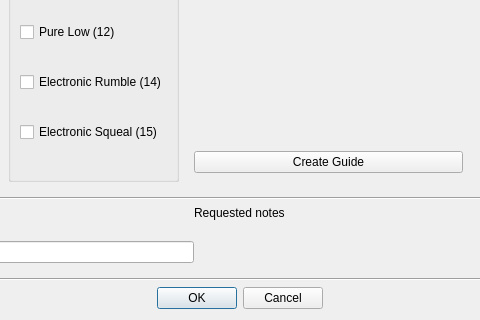
Above: createguidedialog.ui from steux/tiatracker before the change; both pictures show x 308 to 788 and y 401 to 721 of the 1096 by 721 pixel window. Below: the same form after it.
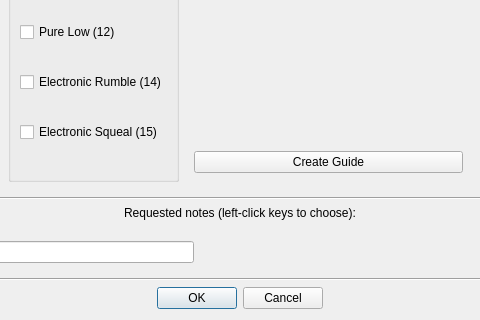
That is the form after the change. Custom widgets are drawn as their Qt base class.

What changed in the file:
```diff
--- a/createguidedialog.ui
+++ b/createguidedialog.ui
@@ -270,7 +270,7 @@
    <item alignment="Qt::AlignHCenter">
     <widget class="QLabel" name="label_8">
      <property name="text">
-      <string>Requested notes</string>
+      <string>Requested notes (left-click keys to choose):</string>
      </property>
     </widget>
    </item>
```
